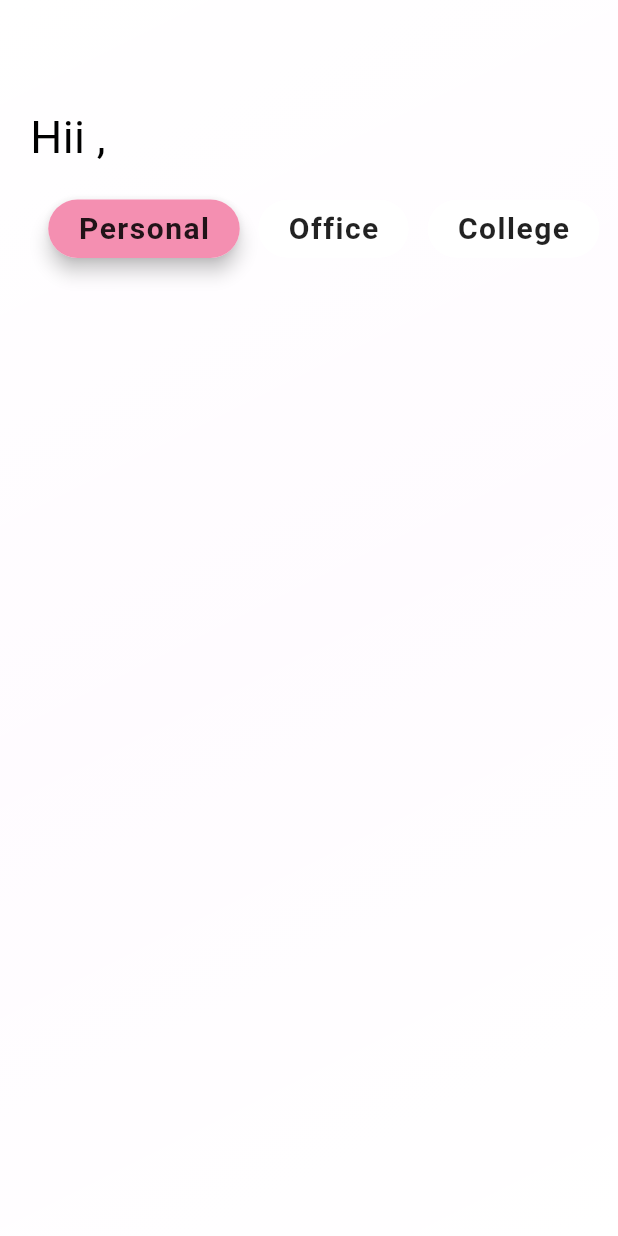
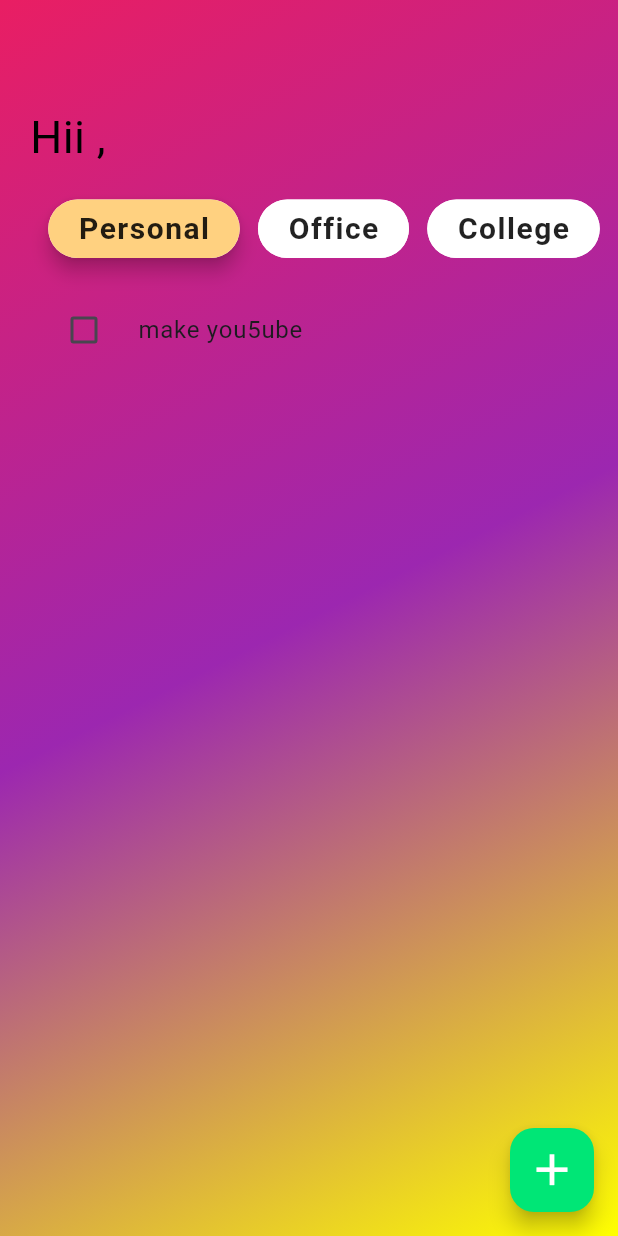
Before and after one commit to MeghavatiChaudhari/todo_flutter_traning, a Flutter app: the screen it shows after launch, on a phone screen of 412 x 824 dp. Run offline on Flutter 3.47's test engine with Material 3 defaults, Android fonts, the phone set to English and light mode, and no system bars; our stand-ins replace get.

Commit message:
checkbox and additional icons added

```diff
--- a/lib/controller/switch_button_controller.dart
+++ b/lib/controller/switch_button_controller.dart
@@ -4,8 +4,13 @@ import 'package:get/get_rx/get_rx.dart';
 
 class SwitchButtonController extends GetxController {
   var selectedCategory = 'Personal'.obs;
+  RxBool suggest = false.obs;
 
   void selectCategory(String category) {
     selectedCategory.value = category;
   }
+
+  void checkboxState(bool checkstate) {
+    suggest.value = checkstate;
+  }
 }
--- a/lib/screen/todo_screen.dart
+++ b/lib/screen/todo_screen.dart
@@ -1,20 +1,34 @@
 import 'package:flutter/material.dart';
 import 'package:todo/widget/greet_widget.dart';
 import 'package:todo/widget/category_row_widget.dart';
+import 'package:todo/controller/switch_button_controller.dart';
+import 'package:get/get.dart';
 
 class TodoScreen extends StatelessWidget {
   const TodoScreen({super.key});
 
   @override
   Widget build(BuildContext context) {
+    final SwitchButtonController My_Controller =
+        Get.put(SwitchButtonController());
+
     return Scaffold(
+      floatingActionButton: FloatingActionButton(
+        backgroundColor: Colors.greenAccent.shade400,
+        onPressed: () {},
+        child: Icon(
+          Icons.add,
+          color: Colors.white,
+          size: 35,
+        ),
+      ),
       body: Container(
         padding: const EdgeInsets.only(top: 70, left: 20),
         height: MediaQuery.of(context).size.height,
         width: MediaQuery.of(context).size.width,
         decoration: const BoxDecoration(
             gradient: LinearGradient(
-            colors: [Colors.white, Colors.white54, Colors.white],
+          colors: [Colors.pink, Colors.purple, Colors.yellowAccent],
           begin: Alignment.topLeft,
           end: Alignment.bottomRight,
         )),
@@ -32,8 +46,26 @@ class TodoScreen extends StatelessWidget {
             const SizedBox(height: 10),
 
             const CategoryRowWidget(),
+
+            SizedBox(
+              height: 20,
+            ),
+            Obx(() {
+              return CheckboxListTile(
+                activeColor: Colors.greenAccent.shade400,
+                title: Text('make you5ube '),
+                value: My_Controller.suggest.value,
+                onChanged: (newValue) {
+                  if (newValue != null) {
+                    My_Controller.suggest.value = newValue;
+                  }
+                },
+                controlAffinity: ListTileControlAffinity.leading,
+              );
+            })
           ],
-          )),
+        ),
+      ),
     );
   }
 }
--- a/lib/widget/category_widget.dart
+++ b/lib/widget/category_widget.dart
@@ -22,7 +22,7 @@ class PersonalCategoryWidget extends StatelessWidget {
                 const EdgeInsets.symmetric(horizontal: 20.0, vertical: 5.0),
             decoration: BoxDecoration(
               color: My_Controller.selectedCategory.value == 'Personal'
-                  ? Colors.pink.shade200
+                  ? Colors.orangeAccent.shade100
                   : Colors.white,
               borderRadius: BorderRadius.circular(20),
             ),
@@ -63,7 +63,7 @@ class OfficeCategoryWidget extends StatelessWidget {
                     const EdgeInsets.symmetric(horizontal: 20.0, vertical: 5.0),
                 decoration: BoxDecoration(
                   color: My_Controller.selectedCategory.value == 'Office'
-                      ? Colors.pink.shade200
+                      ? Colors.orangeAccent.shade100
                       : Colors.white,
                   borderRadius: BorderRadius.circular(20),
                 ),
@@ -100,7 +100,7 @@ class CollegeCategoryWidget extends StatelessWidget {
                     const EdgeInsets.symmetric(horizontal: 20.0, vertical: 5.0),
                 decoration: BoxDecoration(
                   color: My_Controller.selectedCategory.value == 'College'
-                      ? Colors.pink.shade200
+                      ? Colors.orangeAccent.shade100
                       : Colors.white,
                   borderRadius: BorderRadius.circular(20),
                 ),
```
Lines whose indentation alone changed are shown as unchanged.
